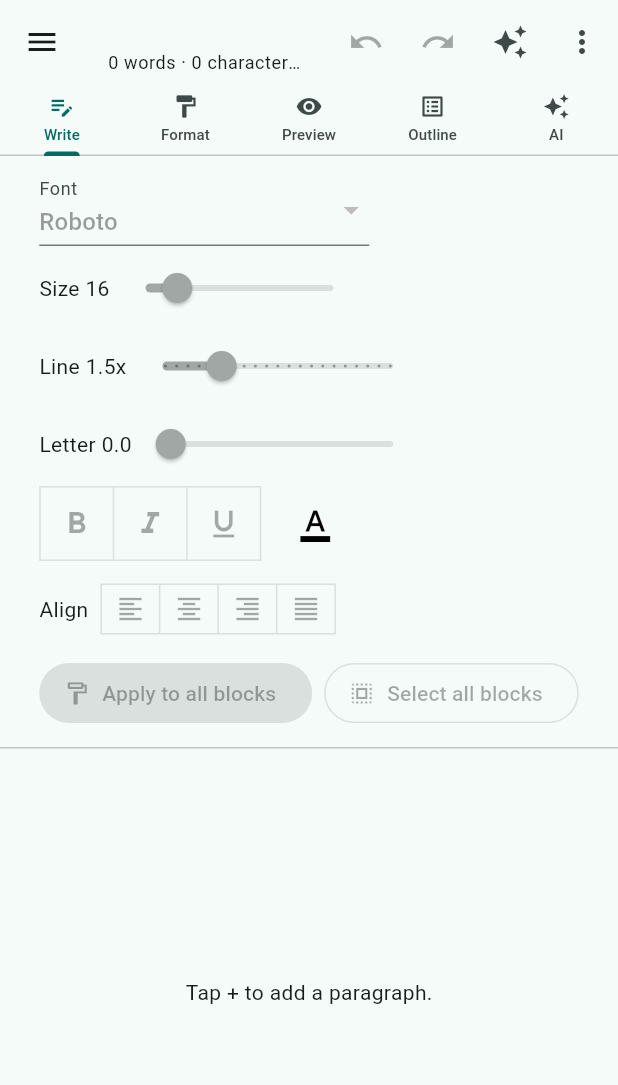
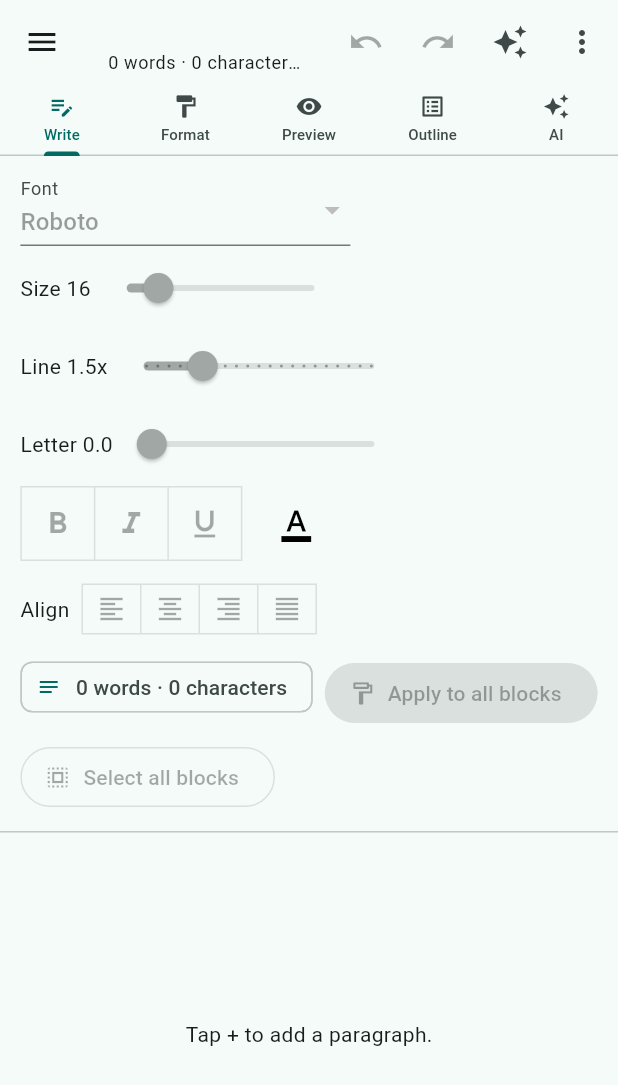
Before and after one commit to zub165/urdu-book-studio, a Flutter app: the ChapterEditor screen opened directly with empty values, on a phone screen of 412 x 824 dp. Shown: the top 1085 px of the screen. Run offline on Flutter 3.47's test engine with Material 3 defaults, Android fonts, the phone set to English and light mode, and no system bars; our stand-ins replace file_picker, shared_preferences, web; missing offline and left inert: dart:js_interop, payv; accounts and stored records are empty.

Commit message:
feat: show live word count in editor

```diff
--- a/lib/editor/chapter_editor.dart
+++ b/lib/editor/chapter_editor.dart
@@ -93,6 +93,10 @@ class _ChapterEditorState extends State<ChapterEditor>
 
   int get _characterCount =>
       _chapter.blocks.fold<int>(0, (total, block) => total + block.text.length);
+
+  String get _countLabel =>
+      '$_wordCount ${_wordCount == 1 ? 'word' : 'words'} · '
+      '$_characterCount ${_characterCount == 1 ? 'character' : 'characters'}';
 
   List<Map<String, dynamic>> _snapshot() =>
       _chapter.blocks.map((b) => b.toJson()).toList();
@@ -340,7 +344,7 @@ class _ChapterEditorState extends State<ChapterEditor>
           },
           child: Column(crossAxisAlignment: CrossAxisAlignment.start, children: [
             Text(_chapter.title),
-            Text('$_wordCount words · $_characterCount characters · $_saveStatus', style: Theme.of(context).textTheme.bodySmall),
+            Text('$_countLabel · $_saveStatus', style: Theme.of(context).textTheme.bodySmall),
           ]),
         ),
             actions: [
@@ -566,6 +570,11 @@ class _ChapterEditorState extends State<ChapterEditor>
                   spacing: 8,
                   runSpacing: 8,
                   children: [
+                    Chip(
+                      avatar: const Icon(Icons.notes, size: 16),
+                      label: Text(_countLabel),
+                      visualDensity: VisualDensity.compact,
+                    ),
                     FilledButton.tonalIcon(
                       onPressed: _selected.isNotEmpty || activeStyle != null
                           ? () => _applyStyleToAll(
```
Also changed, not shown: 1 other file.
